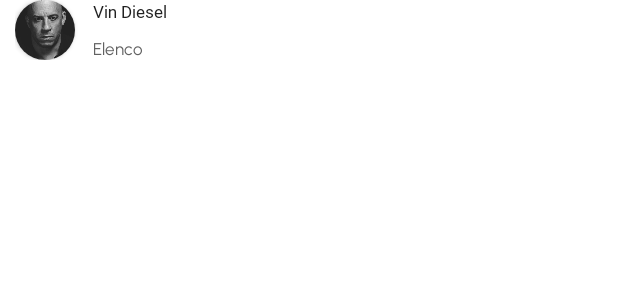
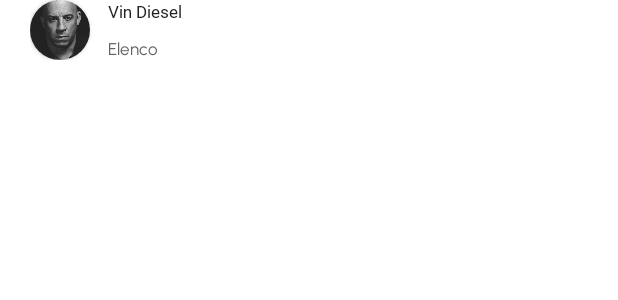
Before and after one commit to gabrielllsp/MovieApp, an Android app: the layout cast_item.xml on its own in the app's theme, with its tools: preview values and no code run, on a phone screen of 412 x 824 dp. Shown: the top 300 px of the screen. Run offline under Robolectric (Android 15) with nearby library versions, the phone set to English and light mode, and no system bars.

Commit message:
Showing cast list.

```diff
--- a/app/src/main/java/com/gabrielalmeida/movieapp/data/model/PersonResponse.kt
+++ b/app/src/main/java/com/gabrielalmeida/movieapp/data/model/PersonResponse.kt
@@ -17,7 +17,7 @@ data class PersonResponse(
     val knownForDepartment: String?,
 
     @SerializedName("name")
-    val name:String?,
+    val name: String?,
 
     @SerializedName("original_name")
     val originalName: String?,
@@ -29,7 +29,7 @@ data class PersonResponse(
     val profilePath: String?,
 
     @SerializedName("cast_id")
-    val castId:Int?,
+    val castId: Int?,
 
     @SerializedName("character")
     val character: String?,
--- a/app/src/main/java/com/gabrielalmeida/movieapp/presenter/main/movie_details/adapter/CastAdapter.kt
+++ b/app/src/main/java/com/gabrielalmeida/movieapp/presenter/main/movie_details/adapter/CastAdapter.kt
@@ -9,7 +9,7 @@ import com.bumptech.glide.Glide
 import com.gabrielalmeida.movieapp.databinding.CastItemBinding
 import com.gabrielalmeida.movieapp.domain.model.Person
 
-class CastAdapter() : ListAdapter<Person, CastAdapter.MyViewHolder>(DIFF_CALLBACK) {
+class CastAdapter : ListAdapter<Person, CastAdapter.MyViewHolder>(DIFF_CALLBACK) {
 
     companion object {
         val DIFF_CALLBACK = object : DiffUtil.ItemCallback<Person>() {
--- a/app/src/main/res/layout/cast_item.xml
+++ b/app/src/main/res/layout/cast_item.xml
@@ -3,7 +3,7 @@
     xmlns:app="http://schemas.android.com/apk/res-auto"
     android:layout_width="wrap_content"
     android:layout_height="wrap_content"
-    android:layout_marginHorizontal="10dp"
+    android:layout_marginHorizontal="20dp"
     xmlns:tools="http://schemas.android.com/tools">
 
     <androidx.cardview.widget.CardView
@@ -39,16 +39,16 @@
         tools:text="Vin Diesel" />
 
     <TextView
-        android:id="@+id/cast_name"
         android:layout_width="0dp"
         android:layout_height="wrap_content"
+        android:layout_marginStart="12dp"
         android:fontFamily="@font/urbanist_400"
+        android:text="Elenco"
         android:textColor="#616161"
         android:textSize="11sp"
-        android:layout_marginStart="12dp"
+        app:layout_constraintBottom_toBottomOf="parent"
         app:layout_constraintEnd_toEndOf="parent"
-        app:layout_constraintStart_toEndOf="@+id/cardView"
-        app:layout_constraintBottom_toBottomOf="parent"
-        tools:text="Elenco" />
+        app:layout_constraintStart_toEndOf="@+id/cardView" />
+
 
 </androidx.constraintlayout.widget.ConstraintLayout>
```
